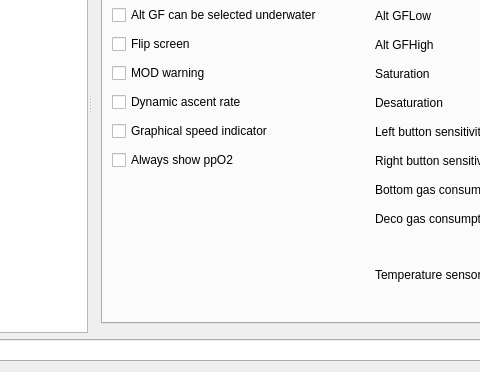
This is desktop-widgets/configuredivecomputerdialog.ui in subsurface/subsurface as Qt 5 draws it before an edit; both pictures show x 163 to 643 and y 242 to 614 of the 842 by 614 pixel window. The edited form follows.
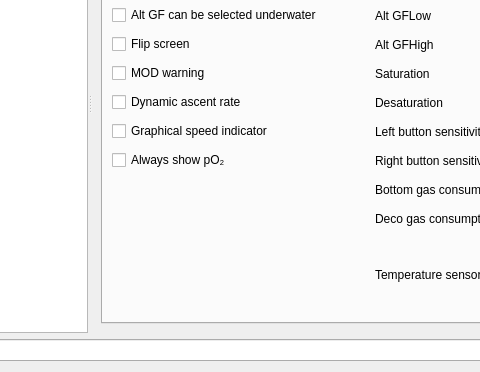
This is the edited form. The open tabs and pages were chosen to show the change. Icons and pictures are not drawn.

Commit message: ppO2 > pO₂

The edit to the form file:
```diff
--- a/desktop-widgets/configuredivecomputerdialog.ui
+++ b/desktop-widgets/configuredivecomputerdialog.ui
@@ -788,7 +788,7 @@
             <item row="11" column="0" colspan="2">
              <widget class="QCheckBox" name="alwaysShowppO2">
               <property name="text">
-               <string>Always show ppO2</string>
+               <string>Always show pO₂</string>
               </property>
              </widget>
             </item>
```
